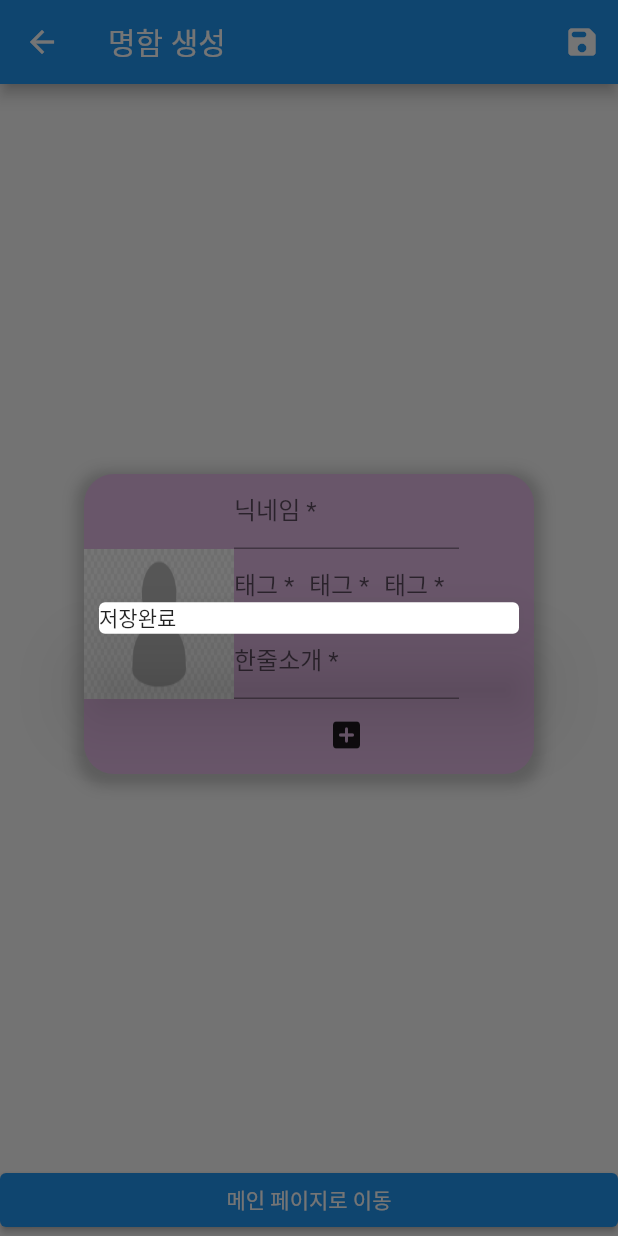
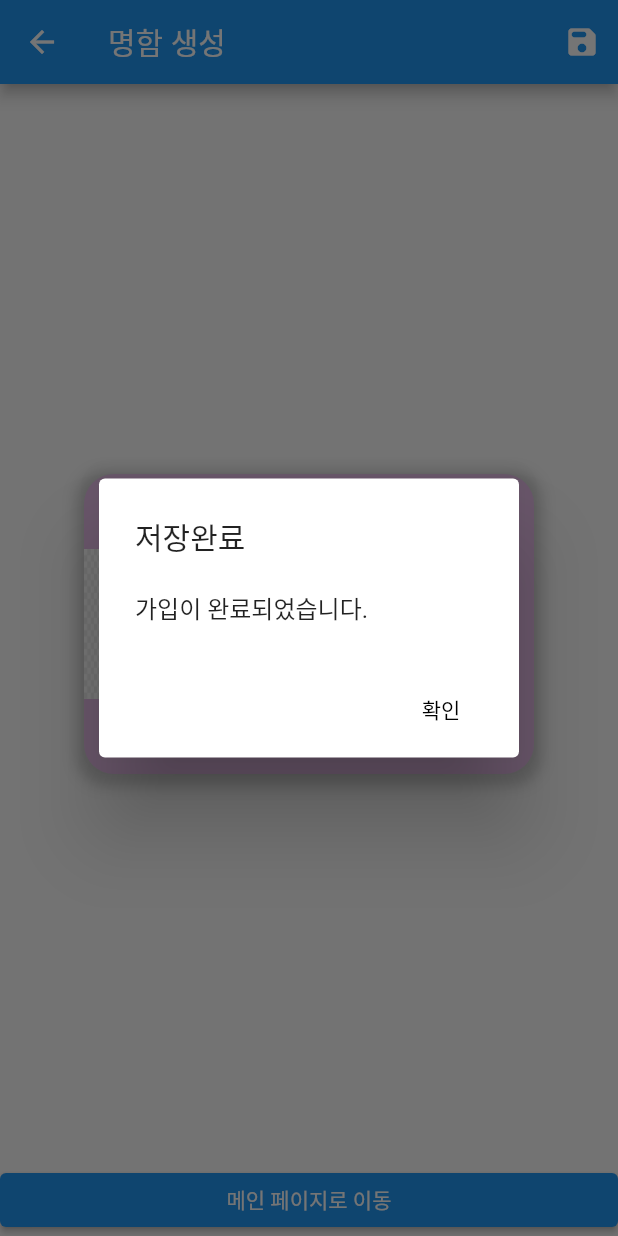
Before and after one commit to FiveNemos/nemo-flutter, a Flutter app: the NameCardGenerator screen opened by its route, after a tap on the "save" icon, on a phone screen of 412 x 824 dp. Run offline on Flutter 3.47's test engine with Material 2 defaults, Android fonts, the phone set to English and light mode, and no system bars; our stand-ins replace image_picker.

Commit message:
#7 feat명함생성  저장완료 얼러트 수정

```diff
--- a/lib/pages/namecard/generator.dart
+++ b/lib/pages/namecard/generator.dart
@@ -53,7 +53,19 @@ class _NameCardGeneratorState extends State<NameCardGenerator> {
               showDialog(
                   context: context,
                   builder: (context){
-                    return Dialog(child: Text('저장완료'),);});
+                    return AlertDialog(
+                        title: Text('저장완료'),
+                        content: Text('가입이 완료되었습니다.'),
+                        actions: [
+                          FlatButton(
+                            textColor: Colors.black,
+                            onPressed: (){
+                              Navigator.pushNamed(context, '/');
+                            },
+                            child: Text('확인'),
+                          )
+                        ]
+                      );});
             },
             icon: Icon(Icons.save_rounded))]
         ),
--- a/pubspec.yaml
+++ b/pubspec.yaml
@@ -65,8 +65,8 @@ flutter:
     - assets/login/
 
   # To add assets to your application, add an assets section, like this:
-  assets:
-    - assets/
+#  assets:
+#    - assets/
   #   - images/a_dot_ham.jpeg
 
   # An image asset can refer to one or more resolution-specific "variants", see
```
